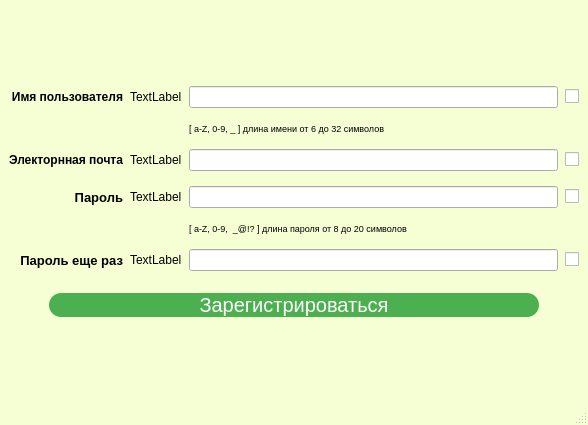
Before: the Qt Designer form RegistrationWindow.ui in SisAdminNsk/CarRentalQTClient, drawn with Qt 5.
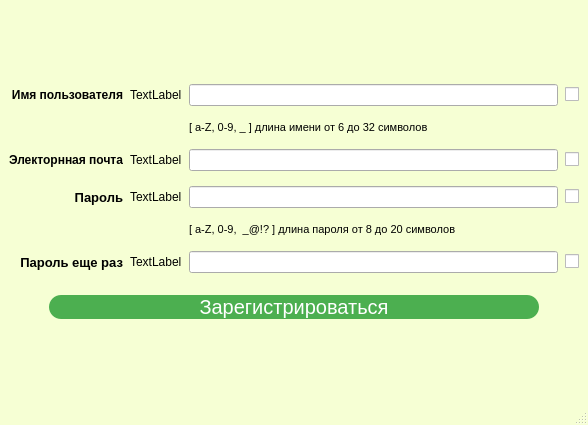
After: the same form once the commit is applied.

Commit message: доверстал форму регистрации

What changed in the file:
```diff
--- a/RegistrationWindow.ui
+++ b/RegistrationWindow.ui
@@ -69,7 +69,7 @@
           </property>
           <property name="styleSheet">
            <string notr="true">QLabel{
-	font-size: 7pt;
+	font-size: 8pt;
 }</string>
           </property>
           <property name="text">
@@ -87,7 +87,7 @@
           </property>
           <property name="styleSheet">
            <string notr="true">QLabel{
-	font-size: 7pt;
+	font-size: 8pt;
 }</string>
           </property>
           <property name="text">
@@ -237,6 +237,14 @@
 	font-size: 20px;
 	cursor: pointer;
 	border-radius: 12px;
+}
+
+QPushButton:hover{
+	background-color: #45a049;
+}
+
+QPushButton:pressed{
+	background-color: #3e8e41;
 }</string>
           </property>
           <property name="text">
```
The commit also changes 6 other files.
